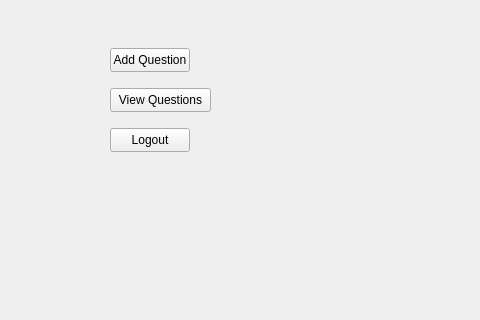
First picture: the form in forms/dashboard.ui, repository vanshgupta29100/Quiz-Application-CPP-Qt, before the edit; both pictures show x 0 to 480 and y 92 to 412 of the 800 by 600 pixel window.
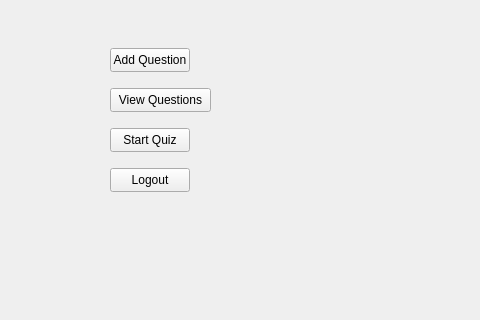
Second picture: the form after the edit.

Commit message: Completed Quiz Application

What changed in the file:
```diff
--- a/forms/dashboard.ui
+++ b/forms/dashboard.ui
@@ -57,7 +57,7 @@
     <property name="geometry">
      <rect>
       <x>110</x>
-      <y>220</y>
+      <y>260</y>
       <width>80</width>
       <height>24</height>
      </rect>
@@ -66,6 +66,19 @@
      <string>Logout</string>
     </property>
    </widget>
+   <widget class="QPushButton" name="startQuizButton">
+    <property name="geometry">
+     <rect>
+      <x>110</x>
+      <y>220</y>
+      <width>80</width>
+      <height>24</height>
+     </rect>
+    </property>
+    <property name="text">
+     <string>Start Quiz</string>
+    </property>
+   </widget>
   </widget>
   <widget class="QMenuBar" name="menubar">
    <property name="geometry">
```
The commit also changes 90 other files.
